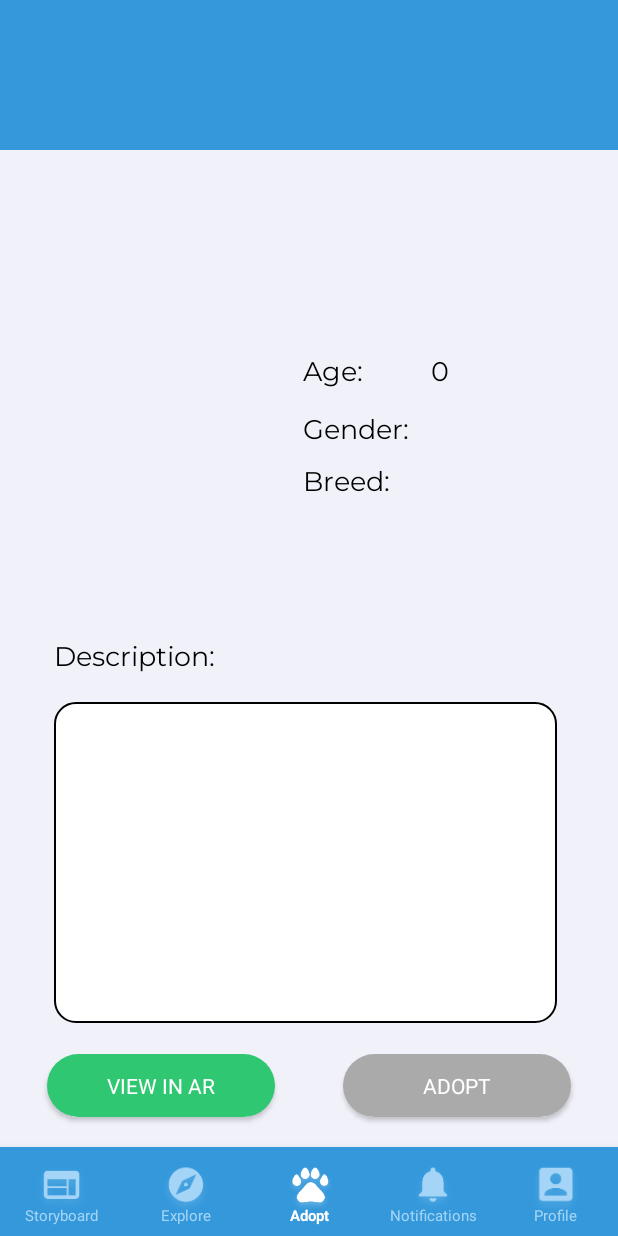
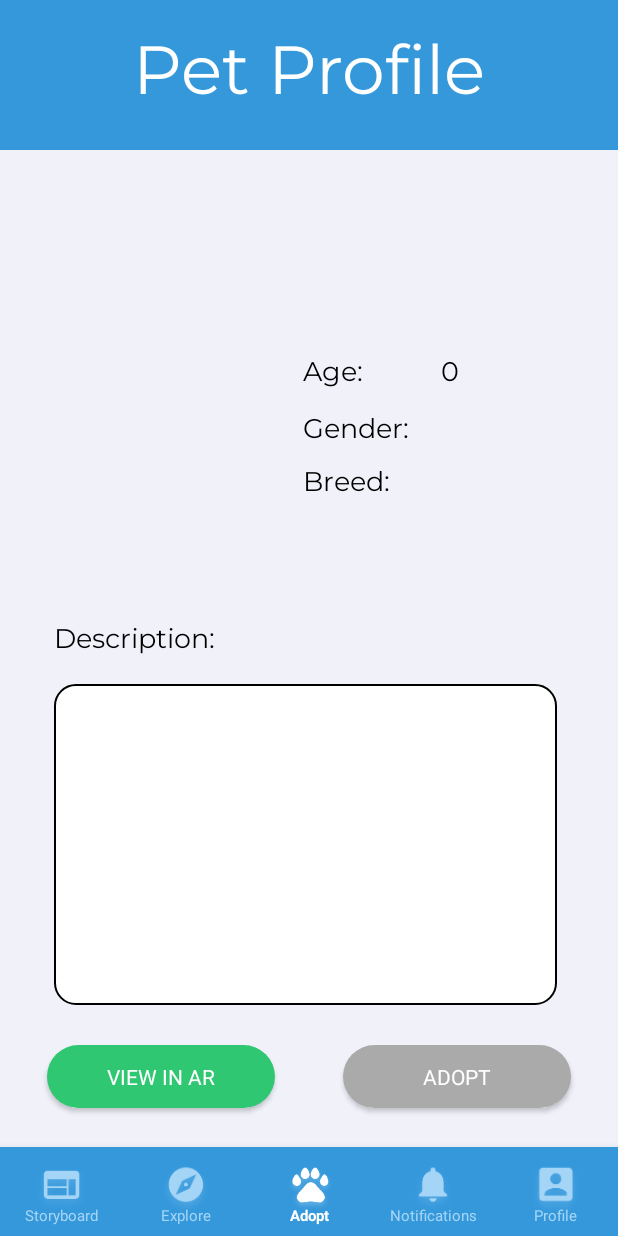
Before and after one commit to eshankd/GetPet, an Android app: the petprofileview screen opened directly, with no data from a screen before it, on a phone screen of 412 x 824 dp. Run offline under Robolectric (Android 15) with nearby library versions, the phone set to English and light mode, and no system bars; our stand-ins replace Firebase (no records; nobody signed in at launch, a user with empty details on screens opened directly); Roboto replaces fonts that are not available here; 2 statements that could not run were skipped.

Commit message:
Completed all UI changes

```diff
--- a/app/src/main/java/com/example/getpet/CreatePetProfileSubmit.java
+++ b/app/src/main/java/com/example/getpet/CreatePetProfileSubmit.java
@@ -158,10 +158,21 @@ public class CreatePetProfileSubmit extends AppCompatActivity {
                     @Override
                     public void onSuccess(DocumentReference documentReference) {
 
+
                         tempRef = documentReference;
                         Log.d(TAG, "Profile Created Success");
                         upload(documentReference);
                         Toast.makeText(CreatePetProfileSubmit.this, transferredName + " is up for adoption!", Toast.LENGTH_SHORT).show();
+
+                        DocumentReference usersDocRef = fStore.collection("Users").document(user.getUserID());
+                        usersDocRef.update("PetsOwned", FieldValue.arrayUnion(tempRef.getId())).addOnSuccessListener(new OnSuccessListener<Void>() {
+                            @Override
+                            public void onSuccess(Void aVoid) {
+
+                                user.adoptPet(tempRef.getId());
+
+                            }
+                        });
                     }
                 }).addOnFailureListener(new OnFailureListener() {
                     @Override
@@ -175,7 +186,7 @@ public class CreatePetProfileSubmit extends AppCompatActivity {
                 Map<String, Object> notify = new HashMap<>();
                 notify.put("fromUser", "fromUser");
                 notify.put("fromName",transferredName);
-                notify.put("toUser", user.getFirstName());
+                notify.put("toUser", user.getEmail());
                 notify.put("Message", "is up for adoption!");
                 notify.put("sourceID", tempRef);
                 notify.put("origin", "Pet Images");
--- a/app/src/main/java/com/example/getpet/petprofileview.java
+++ b/app/src/main/java/com/example/getpet/petprofileview.java
@@ -256,7 +256,7 @@ public class petprofileview extends AppCompatActivity {
             }).addOnFailureListener(new OnFailureListener() {
                 @Override
                 public void onFailure(@NonNull Exception e) {
-                    Log.w(TAG, "Error adding post");
+                    Log.w(TAG, "Error");
                 }
             });
 
--- a/app/src/main/res/layout/activity_create_pet_profile1.xml
+++ b/app/src/main/res/layout/activity_create_pet_profile1.xml
@@ -67,9 +67,10 @@
         android:id="@+id/uploadPetImage2"
         android:layout_width="120dp"
         android:layout_height="120dp"
-        android:layout_marginStart="140dp"
         android:layout_marginTop="28dp"
         android:contentDescription="@string/postImage"
+        app:layout_constraintEnd_toEndOf="parent"
+        app:layout_constraintHorizontal_bias="0.5"
         app:layout_constraintStart_toStartOf="parent"
         app:layout_constraintTop_toBottomOf="@+id/textView46" />
 
@@ -77,12 +78,13 @@
         android:id="@+id/textView46"
         android:layout_width="wrap_content"
         android:layout_height="wrap_content"
-        android:layout_marginStart="52dp"
         android:layout_marginTop="25dp"
         android:fontFamily="@font/montserrat"
         android:text="@string/uploadpetpicture"
         android:textColor="#000000"
         android:textSize="20sp"
+        app:layout_constraintEnd_toEndOf="parent"
+        app:layout_constraintHorizontal_bias="0.5"
         app:layout_constraintStart_toStartOf="parent"
         app:layout_constraintTop_toBottomOf="@+id/textView18" />
 
--- a/app/src/main/res/layout/activity_petprofileview.xml
+++ b/app/src/main/res/layout/activity_petprofileview.xml
@@ -33,16 +33,14 @@
         android:id="@+id/textView"
         android:layout_width="wrap_content"
         android:layout_height="wrap_content"
-        android:layout_marginTop="16dp"
         android:fontFamily="@font/montserrat"
         android:text="@string/petprofile"
         android:textColor="#FFFFFF"
         android:textSize="45sp"
-        app:layout_constraintEnd_toEndOf="parent"
-        app:layout_constraintEnd_toStartOf="@+id/textView15"
-        app:layout_constraintHorizontal_bias="0.5"
-        app:layout_constraintStart_toEndOf="@+id/textView15"
-        app:layout_constraintTop_toTopOf="@+id/textView15" />
+        app:layout_constraintBottom_toBottomOf="@id/textView15"
+        app:layout_constraintEnd_toEndOf="@id/textView15"
+        app:layout_constraintStart_toStartOf="@id/textView15"
+        app:layout_constraintTop_toTopOf="@id/textView15" />
 
     <TextView
         android:id="@+id/petName"
@@ -59,8 +57,8 @@
 
     <TextView
         android:id="@+id/textView17"
-        android:layout_width="65dp"
-        android:layout_height="wrap_content"
+        android:layout_width="72dp"
+        android:layout_height="26dp"
         android:layout_marginStart="28dp"
         android:layout_marginTop="40dp"
         android:fontFamily="@font/montserrat"
@@ -72,8 +70,8 @@
 
     <TextView
         android:id="@+id/textView21"
-        android:layout_width="wrap_content"
-        android:layout_height="wrap_content"
+        android:layout_width="72dp"
+        android:layout_height="27dp"
         android:layout_marginStart="28dp"
         android:layout_marginTop="12dp"
         android:fontFamily="@font/montserrat"
@@ -85,7 +83,7 @@
 
     <TextView
         android:id="@+id/textView20"
-        android:layout_width="65dp"
+        android:layout_width="72dp"
         android:layout_height="wrap_content"
         android:layout_marginStart="28dp"
         android:layout_marginTop="8dp"
@@ -101,7 +99,7 @@
         android:layout_width="wrap_content"
         android:layout_height="wrap_content"
         android:layout_marginStart="36dp"
-        android:layout_marginTop="52dp"
+        android:layout_marginTop="40dp"
         android:fontFamily="@font/montserrat"
         android:text="@string/petdescription"
         android:textColor="#000000"
@@ -111,14 +109,17 @@
 
     <TextView
         android:id="@+id/petProfilePetBreed"
-        android:layout_width="wrap_content"
-        android:layout_height="21dp"
+        android:layout_width="111dp"
+        android:layout_height="wrap_content"
         android:layout_marginStart="20dp"
-        android:layout_marginTop="12dp"
+        android:layout_marginEnd="10dp"
         android:fontFamily="@font/montserrat"
         android:textColor="#000000"
+        android:textSize="18sp"
+        app:layout_constraintEnd_toEndOf="parent"
+        app:layout_constraintHorizontal_bias="0"
         app:layout_constraintStart_toEndOf="@+id/textView20"
-        app:layout_constraintTop_toBottomOf="@+id/petProfilePetGender" />
+        app:layout_constraintTop_toTopOf="@+id/textView20" />
 
     <TextView
         android:id="@+id/petDescription"
@@ -128,7 +129,7 @@
         android:layout_marginTop="15dp"
         android:background="@drawable/textareaborder"
         android:fontFamily="@font/montserrat"
-        android:padding="10dp"
+        android:padding="20dp"
         app:layout_constraintStart_toStartOf="parent"
         app:layout_constraintTop_toBottomOf="@+id/textView19" />
 
@@ -149,15 +150,14 @@
 
     <TextView
         android:id="@+id/petProfilePetAge"
-        android:layout_width="42dp"
-        android:layout_height="23dp"
+        android:layout_width="wrap_content"
+        android:layout_height="wrap_content"
         android:layout_marginStart="20dp"
-        android:layout_marginTop="40dp"
         android:fontFamily="@font/montserrat"
         android:textColor="#000000"
         android:textSize="18sp"
         app:layout_constraintStart_toEndOf="@+id/textView17"
-        app:layout_constraintTop_toBottomOf="@+id/petName" />
+        app:layout_constraintTop_toTopOf="@+id/textView17" />
 
     <Button
         android:id="@+id/viewinAR"
@@ -199,12 +199,12 @@
     <TextView
         android:id="@+id/petProfilePetGender"
         android:layout_width="wrap_content"
-        android:layout_height="21dp"
+        android:layout_height="wrap_content"
         android:layout_marginStart="20dp"
-        android:layout_marginTop="12dp"
         android:fontFamily="@font/montserrat"
         android:textColor="#000000"
+        android:textSize="18sp"
         app:layout_constraintStart_toEndOf="@+id/textView21"
-        app:layout_constraintTop_toBottomOf="@+id/petProfilePetAge" />
+        app:layout_constraintTop_toTopOf="@+id/textView21" />
 
 </androidx.constraintlayout.widget.ConstraintLayout>
```
